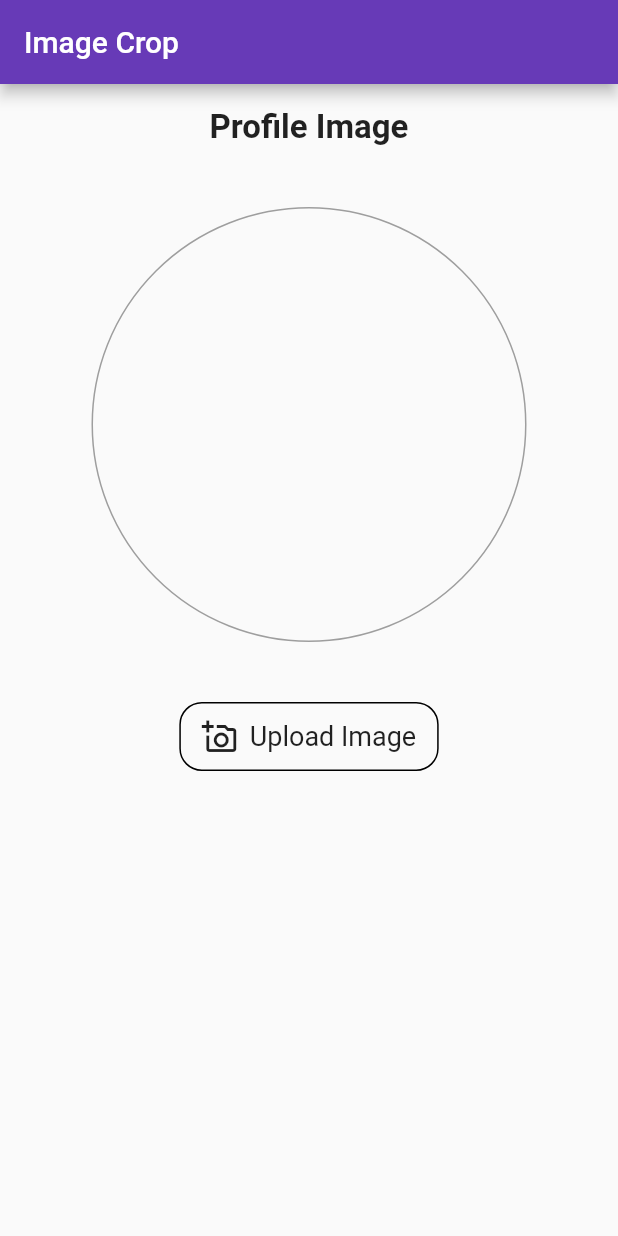
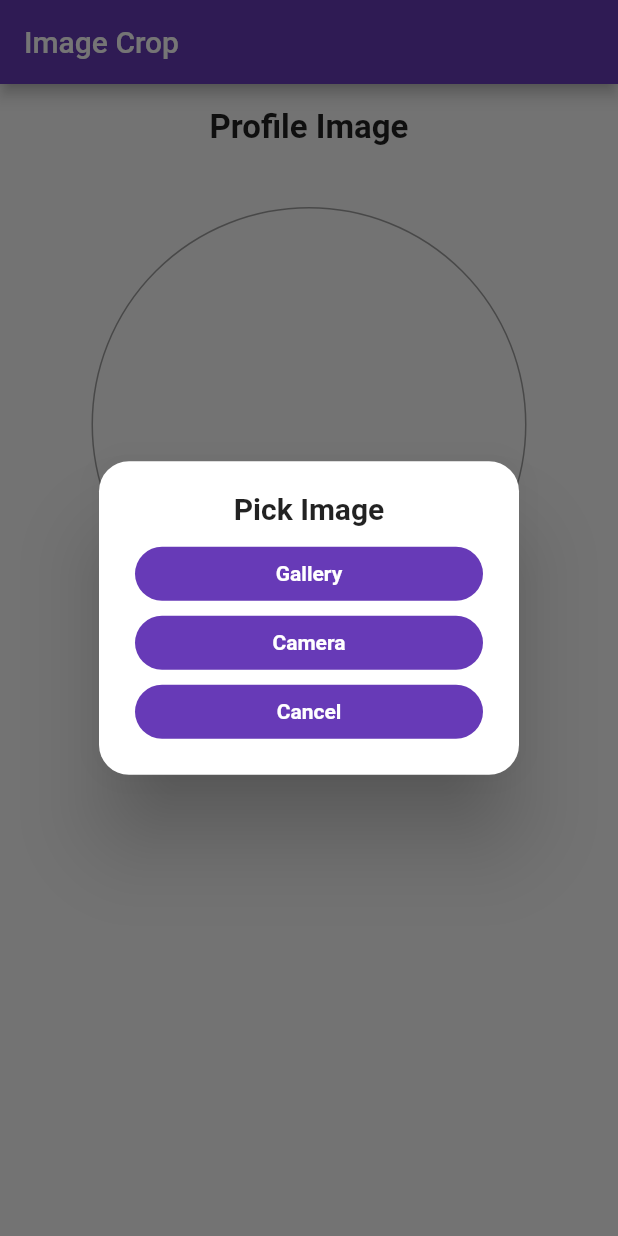
Before and after one commit to drashtiPatelCrest/CommonModulesFlutter, a Flutter app: the screen it shows after launch, after a tap on "Upload Image", on a phone screen of 412 x 824 dp. Run offline on Flutter 3.47's test engine with Material 2 defaults, Android fonts, the phone set to English and light mode, and no system bars; our stand-ins replace gallery_saver, image_cropper, image_picker, local_auth, toast; missing offline and left inert: flutter_biometrics.

Commit message:
Add feature show image from camera capture

```diff
--- a/lib/image_crop/image_crop_screen.dart
+++ b/lib/image_crop/image_crop_screen.dart
@@ -4,6 +4,7 @@ import 'package:flutter/material.dart';
 import 'package:gallery_saver/gallery_saver.dart';
 import 'package:image_cropper/image_cropper.dart';
 import 'package:image_picker/image_picker.dart';
+import 'package:modules_flutter/widgets/alert_dialog_util.dart';
 
 class ImageCropScreen extends StatefulWidget {
   const ImageCropScreen({Key? key}) : super(key: key);
@@ -43,7 +44,7 @@ extension on _ImageCropScreenState {
           //Upload Image
           InkWell(
               onTap: () {
-                _uploadImage();
+                _uploadImageDialog();
               },
               child: textIcon(
                   text: 'Upload Image', icon: Icons.add_a_photo_outlined)),
@@ -156,9 +157,8 @@ extension on _ImageCropScreenState {
 
 extension on _ImageCropScreenState {
   //Upload Image
-  Future<void> _uploadImage() async {
-    final pickedFile =
-        await ImagePicker().pickImage(source: ImageSource.gallery);
+  Future<void> _uploadImage(ImageSource source) async {
+    final pickedFile = await ImagePicker().pickImage(source: source);
     if (pickedFile != null) {
       setState(() {
         _croppedFile = null;
@@ -228,4 +228,28 @@ extension on _ImageCropScreenState {
           const SnackBar(content: Text('Image saved successfully')));
     });
   }
+
+  //Pick image dialog
+  void _uploadImageDialog() {
+    showAlertDialog(
+        context: context,
+        outsideTouchDismiss: true,
+        content: Column(
+          mainAxisSize: MainAxisSize.min,
+          children: [
+            const Text("Pick Image",
+                style: TextStyle(fontSize: 20.0, fontWeight: FontWeight.bold)),
+            const SizedBox(height: 14),
+            customAlertButton(context, "Gallery", onTap: () {
+              _uploadImage(ImageSource.gallery);
+            }),
+            const SizedBox(height: 10),
+            customAlertButton(context, "Camera", onTap: () {
+              _uploadImage(ImageSource.camera);
+            }),
+            const SizedBox(height: 10),
+            customAlertButton(context, "Cancel"),
+          ],
+        ));
+  }
 }
--- /dev/null
+++ b/lib/widgets/alert_dialog_util.dart
@@ -0,0 +1,82 @@
+import 'dart:io';
+
+import 'package:flutter/cupertino.dart';
+import 'package:flutter/material.dart';
+
+Future<bool> showAlertDialog(
+    {required BuildContext context,
+    Widget? title,
+    required Widget content,
+    List<Widget>? actions,
+    Color? bg,
+    bool outsideTouchDismiss = false,
+    bool closeScreen = false}) {
+  return showDialog(
+    context: context,
+    builder: (_) {
+      return Platform.isAndroid
+          ? androidAlertDialog(
+              content: content, title: title, actions: actions, bg: bg)
+          : iOSAlertDialog(content: content, title: title, actions: actions);
+    },
+    barrierDismissible: outsideTouchDismiss,
+  ).then((value) {
+    if (closeScreen) {
+      Navigator.pop(context);
+    }
+    return value ?? false;
+  });
+}
+
+//Android material dialog
+Widget androidAlertDialog(
+    {Widget? title,
+    required Widget content,
+    List<Widget>? actions,
+    Color? bg}) {
+  return AlertDialog(
+    shape: const RoundedRectangleBorder(
+        borderRadius: BorderRadius.all(Radius.circular(20.0))),
+    backgroundColor: bg,
+    title: title,
+    content: content,
+    actions: actions,
+  );
+}
+
+//iOS cupertino dialog
+Widget iOSAlertDialog(
+    {Widget? title, required Widget content, List<Widget>? actions}) {
+  return CupertinoAlertDialog(
+    title: title,
+    content: content,
+    actions: actions ?? [],
+  );
+}
+
+//Custom alert dialog button
+Widget customAlertButton(BuildContext context, String text,
+    {Function? onTap, Color? btnColor}) {
+  return GestureDetector(
+    onTap: () {
+      if (onTap != null) {
+        onTap();
+      }
+      Navigator.pop(context);
+    },
+    child: Container(
+        padding: const EdgeInsets.symmetric(vertical: 10.0),
+        width: double.infinity,
+        decoration: BoxDecoration(
+            borderRadius: BorderRadius.circular(25.0),
+            color: btnColor ?? Colors.deepPurple),
+        child: Text(
+          text,
+          textAlign: TextAlign.center,
+          style: const TextStyle(
+              color: Colors.white,
+              fontWeight: FontWeight.w600,
+              fontSize: 14.0),
+        )),
+  );
+}
```
